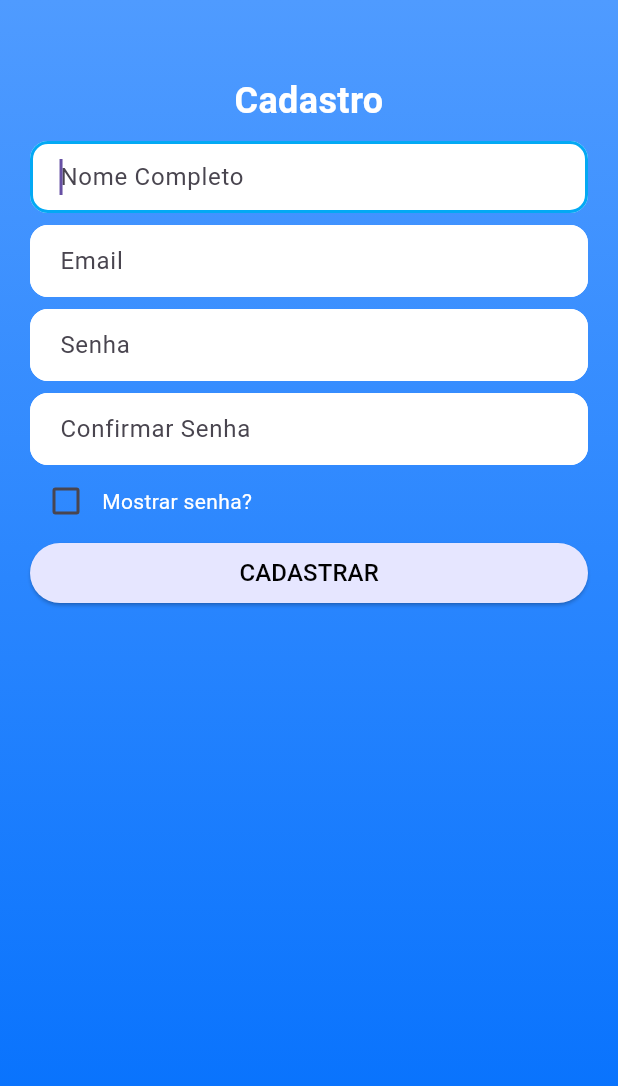
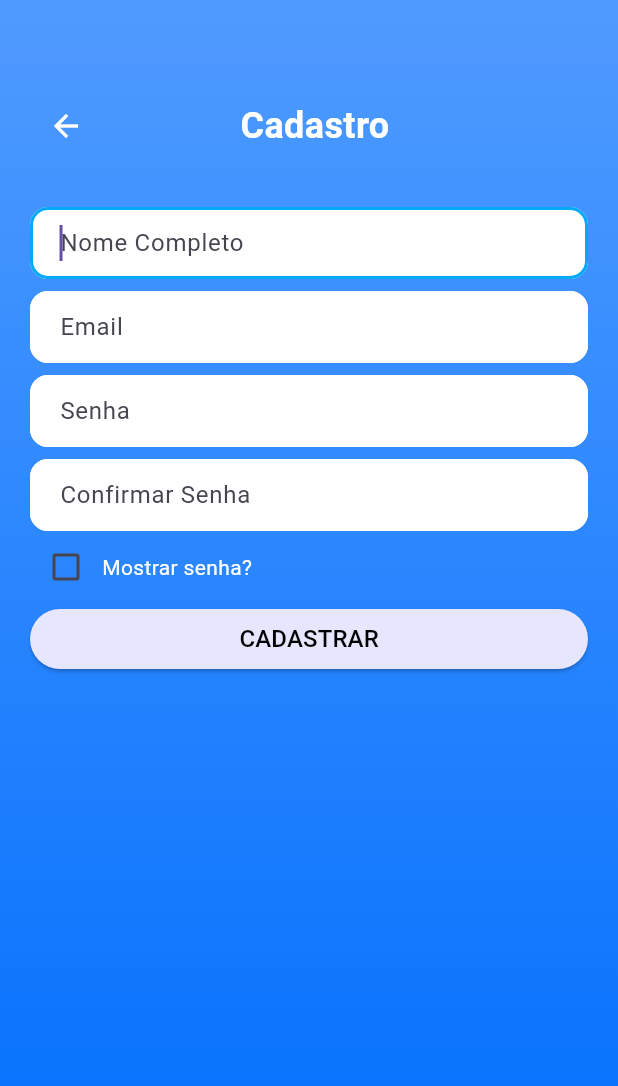
Before and after one commit to Lucasx10/FlutterAppBus, a Flutter app: the screen it shows after launch, after a tap on "ENTRAR", after a tap on "CADASTRE-SE", on a phone screen of 412 x 824 dp. Shown: the top 1086 px of the screen. Run offline on Flutter 3.47's test engine with Material 3 defaults, Android fonts, the phone set to English and light mode, and no system bars; our stand-ins replace cloud_firestore, firebase_auth, firebase_core; missing offline and left inert: nfc_manager; accounts and stored records are empty; generated files the repository leaves out were written again.

Commit message:
Atualiza design e usabildiade de telas de login

```diff
--- a/lib/pages/login/login_page.dart
+++ b/lib/pages/login/login_page.dart
@@ -3,6 +3,7 @@ import 'package:flutter/material.dart';
 import 'package:login/components/decoration_auth.dart';
 import 'package:login/main.dart';
 import 'package:login/shared/constants/custom_colors.dart';
+import '../forget_password.dart';
 import '../sign_up/sign_up_page.dart';
 
 class LoginPage extends StatefulWidget {
@@ -22,7 +23,7 @@ class _LoginPageState extends State<LoginPage> {
     return Scaffold(
       body: Container(
         height: MediaQuery.of(context).size.height,
-        padding: const EdgeInsets.symmetric(horizontal: 20, vertical: 30),
+        padding: const EdgeInsets.symmetric(horizontal: 20, vertical: 50),
         decoration: BoxDecoration(
           gradient: LinearGradient(
             begin: Alignment.topCenter,
@@ -90,12 +91,18 @@ class _LoginPageState extends State<LoginPage> {
                 padding: EdgeInsets.only(bottom: 10),
               ),
               GestureDetector(
-                onTap: () {},
+                onTap: () {
+                  Navigator.push(
+                    context,
+                    MaterialPageRoute(
+                        builder: (context) => ForgetPasswordPage()),
+                  );
+                },
                 child: const Text(
                   "Esqueceu a senha?",
                   style: TextStyle(
                     color: Colors.white,
-                    fontSize: 12,
+                    fontSize: 14,
                   ),
                   textAlign: TextAlign.right,
                 ),
@@ -183,8 +190,31 @@ class _LoginPageState extends State<LoginPage> {
         );
       } catch (e) {
         print('Erro ao fazer login: $e');
+
+        // Mapeia erros específicos do Firebase para mensagens amigáveis
+        String errorMessage = 'Ocorreu um erro ao tentar fazer login.';
+
+        if (e is FirebaseAuthException) {
+          switch (e.code) {
+            case 'user-not-found':
+              errorMessage = 'Usuário não encontrado. Verifique seu e-mail.';
+              break;
+            case 'invalid-credential':
+              errorMessage =
+                  'E-mail ou senha inválidos. Verifique e tente novamente.';
+              break;
+            default:
+              errorMessage =
+                  'Ocorreu um erro inesperado. Tente novamente mais tarde.';
+          }
+        }
+
+        // Exibe a mensagem amigável no SnackBar
         ScaffoldMessenger.of(context).showSnackBar(
-          SnackBar(content: Text('Erro ao fazer login: $e')),
+          SnackBar(
+            content: Text(errorMessage),
+            backgroundColor: Colors.red,
+          ),
         );
       }
     }
--- a/lib/pages/sign_up/sign_up_page.dart
+++ b/lib/pages/sign_up/sign_up_page.dart
@@ -33,7 +33,7 @@ class _RegisterPageState extends State<RegisterPage> {
       body: Container(
         padding: EdgeInsets.symmetric(
           horizontal: 20,
-          vertical: 50,
+          vertical: 60, // Espaçamento do topo
         ),
         width: MediaQuery.of(context).size.width,
         height: MediaQuery.of(context).size.height,
@@ -51,18 +51,37 @@ class _RegisterPageState extends State<RegisterPage> {
           child: Column(
             crossAxisAlignment: CrossAxisAlignment.stretch,
             children: [
-              Text(
+              // Linha com a setinha e título centralizado
+              Row(
+                children: [
+                  IconButton(
+                    icon: Icon(
+                      Icons.arrow_back,
+                      color: Colors.white,
+                    ),
+                    onPressed: () {
+                      Navigator.pop(context); // Volta para a tela anterior
+                    },
+                  ),
+                  Expanded(
+                    child: Padding(
+                      padding: const EdgeInsets.only(right: 40),
+                      child: Text(
                         "Cadastro",
-                textAlign: TextAlign.center,
+                        textAlign: TextAlign.center, // Centraliza o texto
                         style: TextStyle(
                           fontSize: 24,
                           fontWeight: FontWeight.bold,
                           color: Colors.white,
                         ),
                       ),
-              Padding(
-                padding: EdgeInsets.only(bottom: 10),
                     ),
+                  ),
+                ],
+              ),
+
+              const SizedBox(
+                  height: 30), // Espaçamento entre o título e o formulário
               Form(
                 key: _formKey,
                 child: Column(
@@ -137,6 +156,10 @@ class _RegisterPageState extends State<RegisterPage> {
                           );
                         }
                       },
+                style: ElevatedButton.styleFrom(
+                  backgroundColor:
+                      CustomColors().getActiveSecondaryButtonColor(),
+                ),
                 child: isLoading
                     ? CircularProgressIndicator(
                         valueColor: AlwaysStoppedAnimation<Color>(Colors.white),
@@ -144,10 +167,6 @@ class _RegisterPageState extends State<RegisterPage> {
                     : Text(
                         "CADASTRAR",
                         style: TextStyle(color: Colors.black, fontSize: 16),
-                      ),
-                style: ElevatedButton.styleFrom(
-                  backgroundColor:
-                      CustomColors().getActiveSecondaryButtonColor(),
                       ),
               ),
             ],
```
Also changed, not shown: lib/pages/forget_password.dart (+62 -9 lines). Lines whose indentation alone changed are shown as unchanged.
